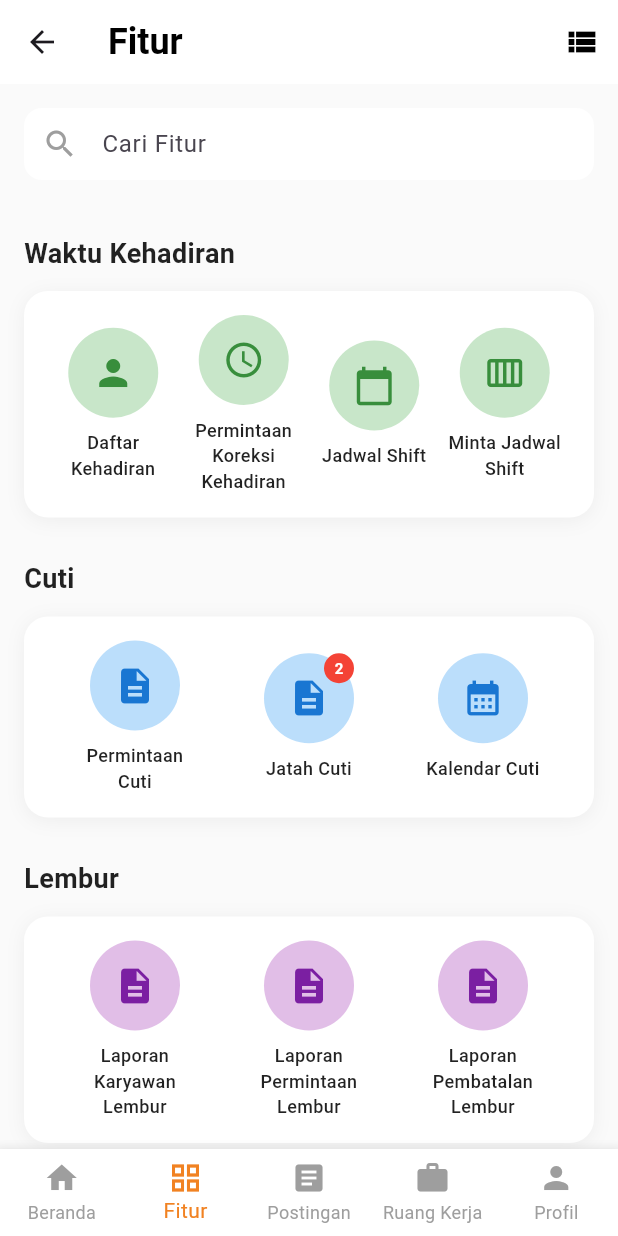
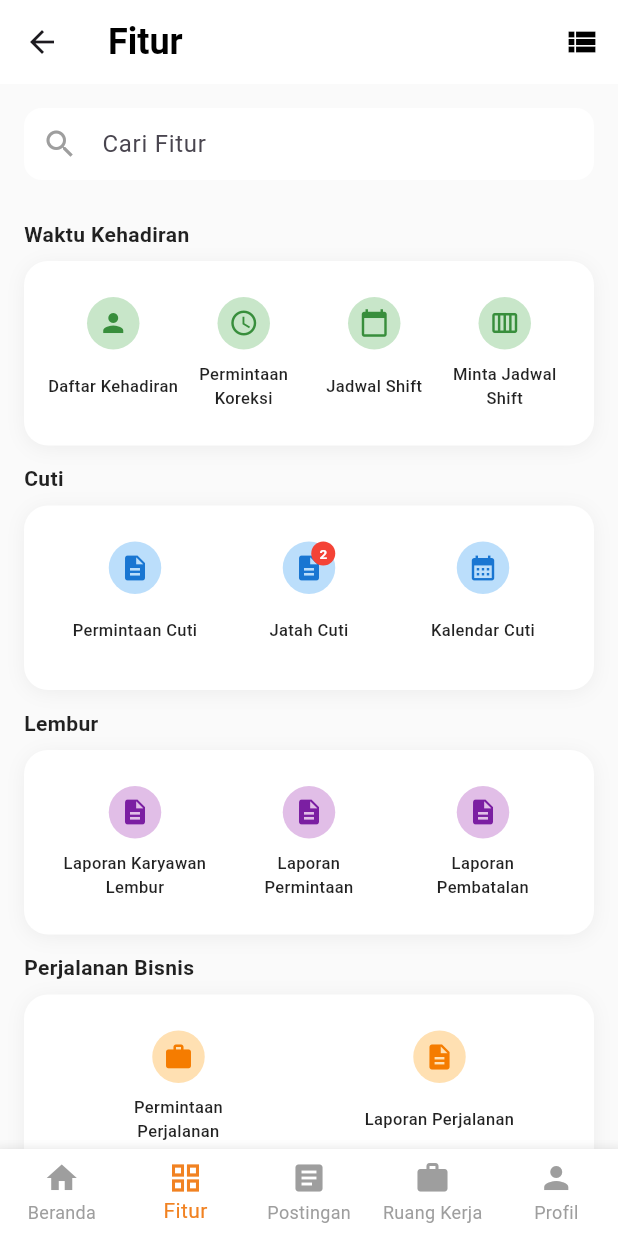
Before and after one commit to fajar551/Employee-Attendance, a Flutter app: the FeaturesScreen screen opened by its route, on a phone screen of 412 x 824 dp. Run offline on Flutter 3.47's test engine with Material 3 defaults, Android fonts, the phone set to English and light mode, and no system bars; our stand-ins replace device_info_plus, geocoding, geolocator, image_picker, shared_preferences; accounts and stored records are empty.

Commit message:
fix: memperbaiki ukuran icon

```diff
--- a/lib/screens/features_screen.dart
+++ b/lib/screens/features_screen.dart
@@ -99,8 +99,8 @@ class _FeaturesScreenState extends State<FeaturesScreen> {
                     borderSide: BorderSide.none,
                   ),
                   contentPadding: const EdgeInsets.symmetric(
-                    horizontal: 16,
-                    vertical: 12,
+                    horizontal: 5,
+                    vertical: 5,
                   ),
                 ),
               ),
@@ -230,23 +230,23 @@ class _FeaturesScreenState extends State<FeaturesScreen> {
 
   Widget _buildFeatureSection(String title, List<Widget> children) {
     return Container(
-      margin: const EdgeInsets.symmetric(horizontal: 16, vertical: 8),
+      margin: const EdgeInsets.symmetric(horizontal: 16, vertical: 2),
       child: Column(
         crossAxisAlignment: CrossAxisAlignment.start,
         children: [
           Padding(
-            padding: const EdgeInsets.symmetric(vertical: 12),
+            padding: const EdgeInsets.symmetric(vertical: 8),
             child: Text(
               title,
               style: const TextStyle(
-                fontSize: 18,
+                fontSize: 14,
                 fontWeight: FontWeight.bold,
                 color: Colors.black87,
               ),
             ),
           ),
           Container(
-            padding: const EdgeInsets.all(16),
+            padding: const EdgeInsets.symmetric(vertical: 24, horizontal: 16),
             decoration: BoxDecoration(
               color: Colors.white,
               borderRadius: BorderRadius.circular(16),
@@ -260,8 +260,9 @@ class _FeaturesScreenState extends State<FeaturesScreen> {
             ),
             child: _isGridView
                 ? Row(
-                    mainAxisAlignment: MainAxisAlignment.spaceAround,
-                    children: children,
+                    children: children
+                        .map((child) => Expanded(child: child))
+                        .toList(),
                   )
                 : Column(
                     children: children
@@ -290,20 +291,23 @@ class _FeaturesScreenState extends State<FeaturesScreen> {
       onTap: onTap,
       child: _isGridView
           ? Column(
+              mainAxisAlignment: MainAxisAlignment.center,
               children: [
-                Stack(
-                  children: [
-                    Container(
-                      width: 60,
-                      height: 60,
+                Center(
+                  child: Container(
+                    width: 35,
+                    height: 35,
                     decoration: BoxDecoration(
                       color: backgroundColor,
                       shape: BoxShape.circle,
                     ),
+                    child: Stack(
+                      children: [
+                        Center(
                           child: Icon(
                             icon,
                             color: iconColor,
-                        size: 28,
+                            size: 20,
                           ),
                         ),
                         if (hasNotification)
@@ -311,65 +315,8 @@ class _FeaturesScreenState extends State<FeaturesScreen> {
                             top: 0,
                             right: 0,
                             child: Container(
-                          width: 20,
-                          height: 20,
-                          decoration: const BoxDecoration(
-                            color: Colors.red,
-                            shape: BoxShape.circle,
-                          ),
-                          child: Center(
-                            child: Text(
-                              notificationCount.toString(),
-                              style: const TextStyle(
-                                color: Colors.white,
-                                fontSize: 10,
-                                fontWeight: FontWeight.bold,
-                              ),
-                            ),
-                          ),
-                        ),
-                      ),
-                  ],
-                ),
-                const SizedBox(height: 8),
-                SizedBox(
-                  width: 80,
-                  child: Text(
-                    label,
-                    textAlign: TextAlign.center,
-                    style: const TextStyle(
-                      fontSize: 12,
-                      fontWeight: FontWeight.w500,
-                      color: Colors.black87,
-                    ),
-                  ),
-                ),
-              ],
-            )
-          : Row(
-              children: [
-                Stack(
-                  children: [
-                    Container(
-                      width: 50,
-                      height: 50,
-                      decoration: BoxDecoration(
-                        color: backgroundColor,
-                        shape: BoxShape.circle,
-                      ),
-                      child: Icon(
-                        icon,
-                        color: iconColor,
-                        size: 24,
-                      ),
-                    ),
-                    if (hasNotification)
-                      Positioned(
-                        top: 0,
-                        right: 0,
-                        child: Container(
-                          width: 18,
-                          height: 18,
+                              width: 16,
+                              height: 16,
                               decoration: const BoxDecoration(
                                 color: Colors.red,
                                 shape: BoxShape.circle,
@@ -388,21 +335,89 @@ class _FeaturesScreenState extends State<FeaturesScreen> {
                           ),
                       ],
                     ),
-                const SizedBox(width: 16),
-                Expanded(
+                  ),
+                ),
+                const SizedBox(height: 8),
+                SizedBox(
+                  width: 100, // Width lebih besar agar kata pertama sejajar
+                  height: 32, // Height konsisten untuk semua teks
+                  child: Center(
                     child: Text(
                       label,
+                      textAlign: TextAlign.center,
                       style: const TextStyle(
-                      fontSize: 16,
+                        fontSize: 11,
                         fontWeight: FontWeight.w500,
                         color: Colors.black87,
                       ),
                     ),
                   ),
-                Icon(
+                ),
+              ],
+            )
+          : Row(
+              children: [
+                Center(
+                  child: Stack(
+                    children: [
+                      Container(
+                        width: 40,
+                        height: 40,
+                        decoration: BoxDecoration(
+                          color: backgroundColor,
+                          shape: BoxShape.circle,
+                        ),
+                        child: Center(
+                          child: Icon(
+                            icon,
+                            color: iconColor,
+                            size: 20,
+                          ),
+                        ),
+                      ),
+                      if (hasNotification)
+                        Positioned(
+                          top: 0,
+                          right: 0,
+                          child: Container(
+                            width: 14,
+                            height: 14,
+                            decoration: const BoxDecoration(
+                              color: Colors.red,
+                              shape: BoxShape.circle,
+                            ),
+                            child: Center(
+                              child: Text(
+                                notificationCount.toString(),
+                                style: const TextStyle(
+                                  color: Colors.white,
+                                  fontSize: 8,
+                                  fontWeight: FontWeight.bold,
+                                ),
+                              ),
+                            ),
+                          ),
+                        ),
+                    ],
+                  ),
+                ),
+                const SizedBox(width: 12),
+                Expanded(
+                  child: Text(
+                    label,
+                    style: const TextStyle(
+                      fontSize: 14,
+                      fontWeight: FontWeight.w500,
+                      color: Colors.black87,
+                    ),
+                  ),
+                ),
+                Center(
+                  child: Icon(
                     Icons.arrow_forward_ios,
                     color: Colors.grey[400],
-                  size: 16,
+                    size: 14,
+                  ),
                 ),
               ],
             ),
```
Lines whose indentation alone changed are shown as unchanged.
